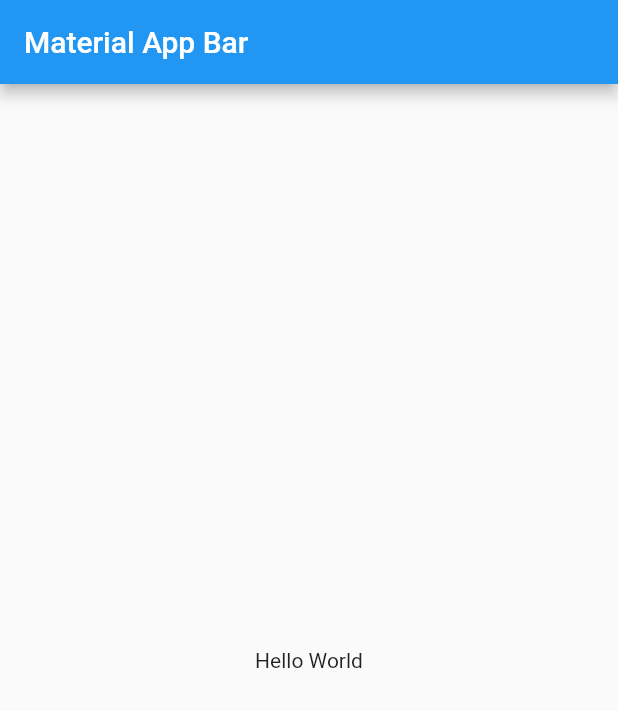
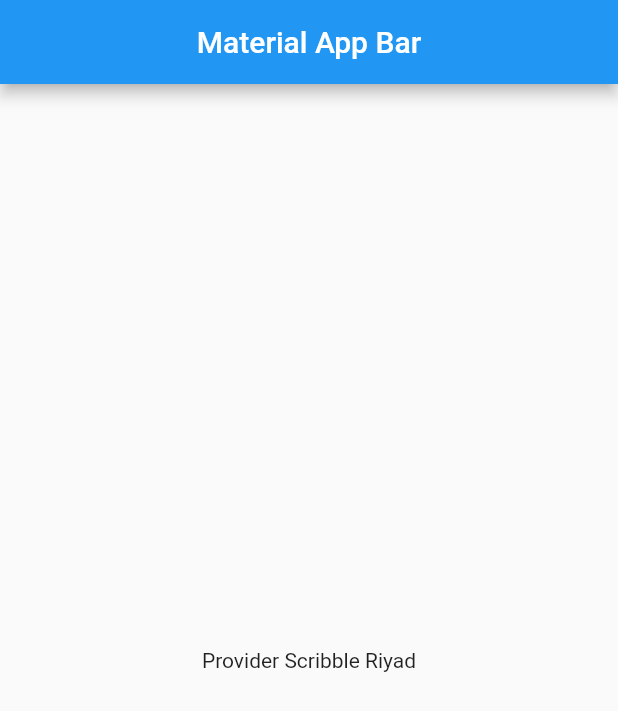
Before and after one commit to ScribbleRiyad/riverpod_lerning, a Flutter app: the screen it shows after launch, on a phone screen of 412 x 824 dp. Shown: the top 711 px of the screen. Run offline on Flutter 3.47's test engine with Material 2 defaults, Android fonts, the phone set to English and light mode, and no system bars; our stand-ins replace flutter_riverpod.

Commit message:
provider

```diff
--- a/lib/main.dart
+++ b/lib/main.dart
@@ -1,7 +1,7 @@
 import 'package:flutter/material.dart';
 import 'package:flutter_riverpod/flutter_riverpod.dart';
 
-final nameProvider = Provider<String>((ref) => "hello Scribble",);
+final nameProvider = Provider<String>((ref) => "Provider Scribble Riyad",);
 
 
 void main() => runApp(const ProviderScope(child: MyApp()));
@@ -12,22 +12,48 @@ class MyApp extends StatelessWidget {
   @override
   Widget build(BuildContext context) {
     return const MaterialApp(
+      debugShowCheckedModeBanner: false,
       title: 'Material App',
       home: HomePage()
     );
   }
 }
-class HomePage extends StatelessWidget {
+
+ // reading Value this way
+// class HomePage extends ConsumerWidget {
+//   const HomePage({super.key});
+
+//   @override
+//   Widget build(BuildContext context, WidgetRef ref) {
+//     final name = ref.watch(nameProvider);
+//     return Scaffold(
+//         appBar: AppBar(
+//           title: const Center(child: Text('Material App Bar')),
+//         ),
+//         body:  Center(
+//           child: Text(name),
+//         ),
+//       );
+//   }
+// }
+ // reading Value Anather way
+ class HomePage extends StatelessWidget {
   const HomePage({super.key});
 
   @override
   Widget build(BuildContext context) {
+
     return Scaffold(
         appBar: AppBar(
-          title: const Text('Material App Bar'),
+          title: const Center(child: Text('Material App Bar')),
         ),
-        body: const Center(
-          child: Text('Hello World'),
+        body:  Center(
+          child: Consumer(builder: (context, ref, child) {
+            final name = ref.watch(nameProvider);
+            return Center(
+                          child: Text(name),
+                        );
+          },),
         ),
       );
   }
```
